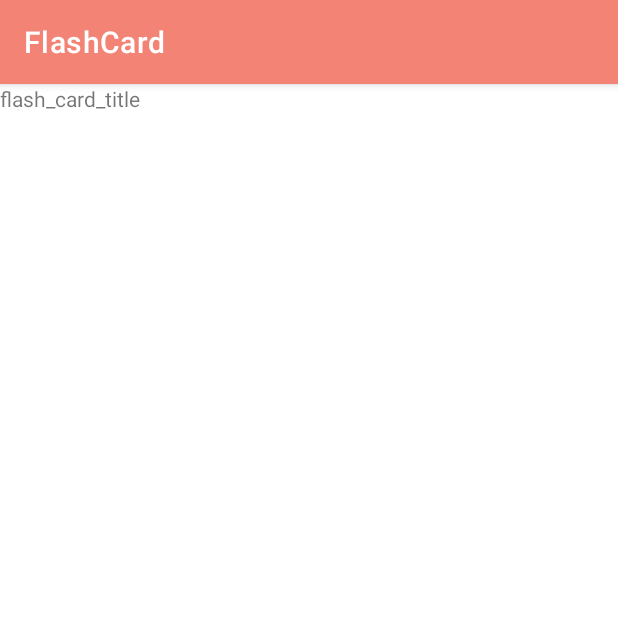
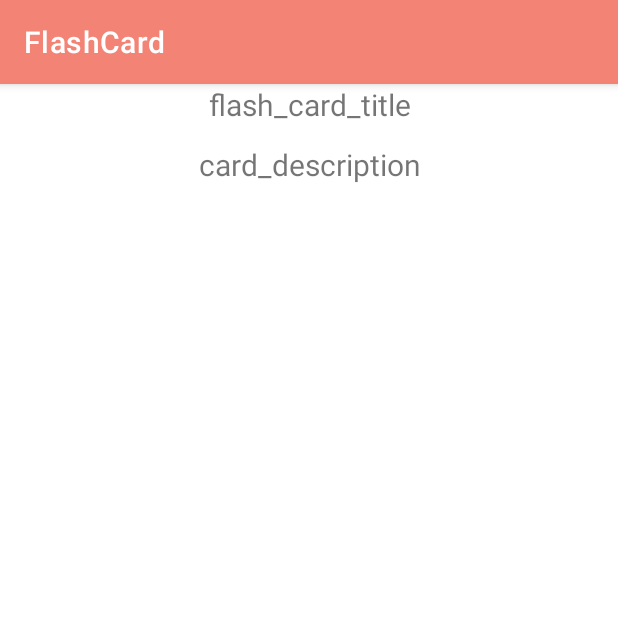
Before and after one commit to Loogibot/FlashCard, an Android app: the fragment card_template shown on its own in the app's theme, on a phone screen of 412 x 824 dp, the top half of it. Run offline under Robolectric (Android 15) with nearby library versions, the light colour scheme and no system bars.

Commit message:
putting together card template, trying to figure out the audio recorder player ui

```diff
--- a/app/build.gradle
+++ b/app/build.gradle
@@ -4,7 +4,7 @@ plugins {
 }
 
 android {
-    compileSdk 33
+    compileSdk 32
 
     defaultConfig {
         applicationId "com.loogibot.flashcard"
@@ -12,7 +12,6 @@ android {
         targetSdk 32
         versionCode 1
         versionName "1.0"
-
         testInstrumentationRunner "androidx.test.runner.AndroidJUnitRunner"
     }
 
@@ -45,4 +44,5 @@ dependencies {
     testImplementation 'junit:junit:4.13.2'
     androidTestImplementation 'androidx.test.ext:junit:1.1.3'
     androidTestImplementation 'androidx.test.espresso:espresso-core:3.4.0'
+    implementation 'com.github.iammert:InteractivePlayerView:f4f6490290'
 }
--- a/app/src/main/res/layout/card_template.xml
+++ b/app/src/main/res/layout/card_template.xml
@@ -1,16 +1,28 @@
 <?xml version="1.0" encoding="utf-8"?>
-<FrameLayout xmlns:android="http://schemas.android.com/apk/res/android"
+<LinearLayout xmlns:android="http://schemas.android.com/apk/res/android"
     xmlns:tools="http://schemas.android.com/tools"
     android:layout_width="match_parent"
     android:layout_height="match_parent"
-    tools:context=".card_template">
+    tools:context=".card_template"
+    android:orientation="vertical">
 
     <!-- TODO: Update blank fragment layout -->
     <TextView
         android:id="@+id/flash_card_title"
         android:layout_width="match_parent"
-        android:layout_height="20dp"
+        android:layout_height="40dp"
+        android:textSize="20sp"
+        android:textAlignment="center"
+        android:text="@string/flash_card_title" />
+    <TextView
+        android:id="@+id/card_description"
+        android:layout_width="match_parent"
+        android:layout_height="100dp"
+        android:textSize="20sp"
+        android:textAlignment="center"
+        android:text="@string/card_description"/>
 
-        android:text="flash_card_title" />
 
-</FrameLayout>
+
+
+</LinearLayout>
--- a/app/src/main/res/values/strings.xml
+++ b/app/src/main/res/values/strings.xml
@@ -12,4 +12,6 @@
     <!-- TODO: Remove or change this placeholder text -->
     <string name="hello_blank_fragment">Hello blank fragment</string>
     <string name="random">Random Card Quiz</string>
+    <string name="flash_card_title">flash_card_title</string>
+    <string name="card_description">card_description</string>
 </resources>
```
